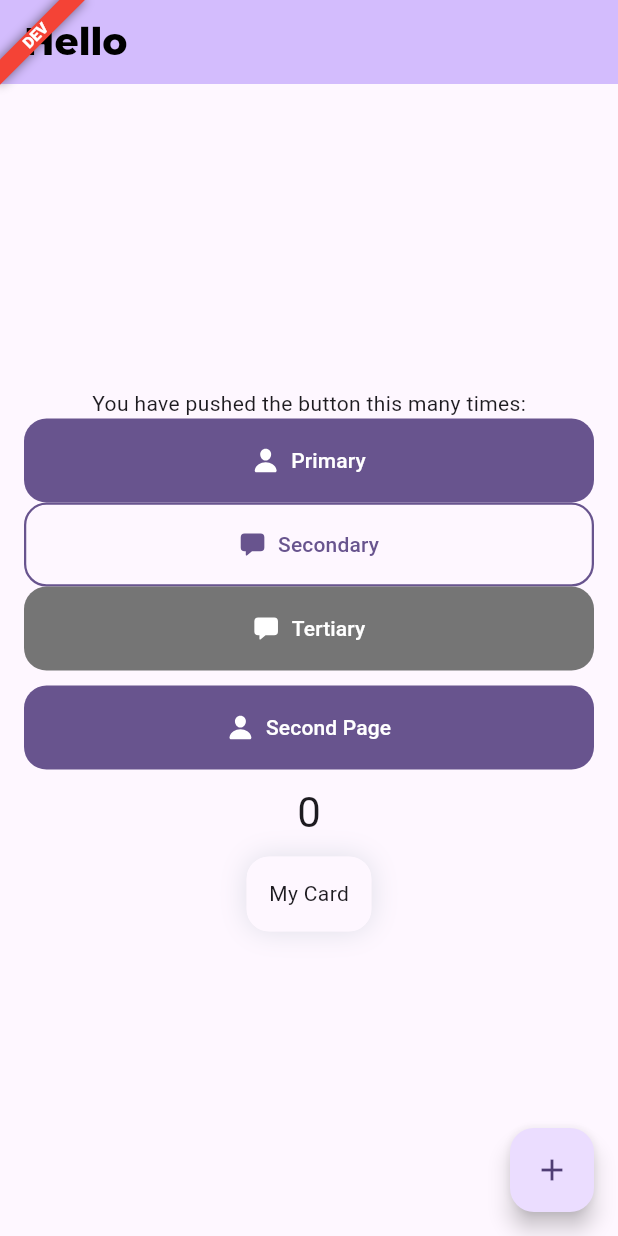
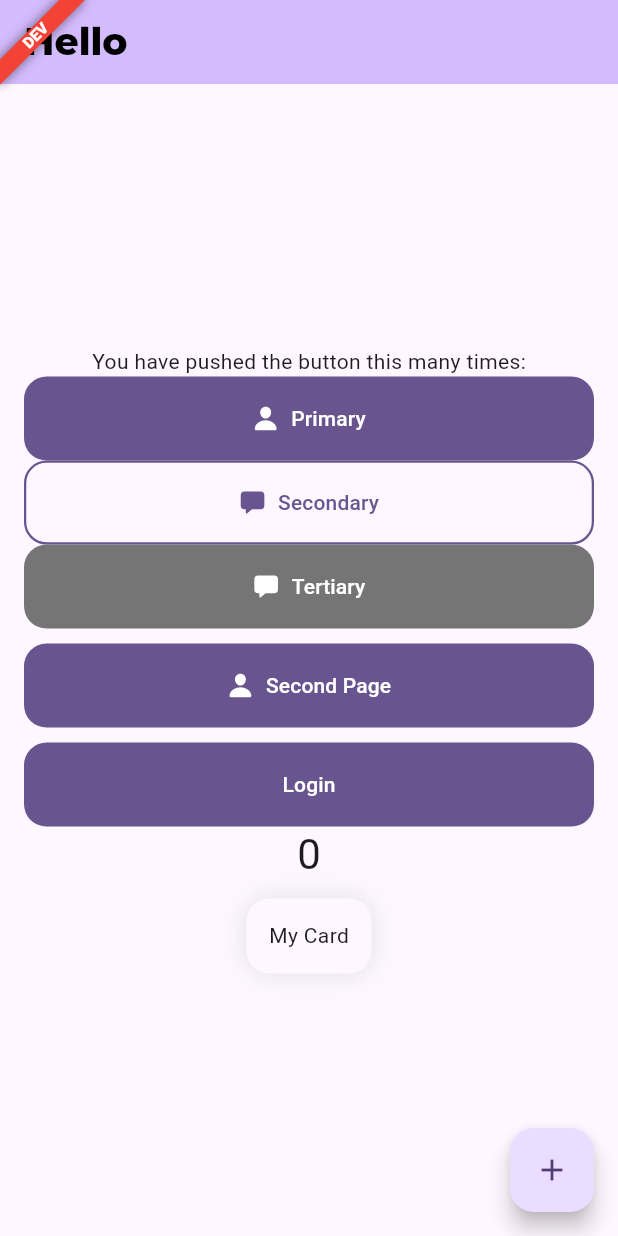
Before and after one commit to nivla360/flutter_utils, a Flutter app: the screen it shows after launch, on a phone screen of 412 x 824 dp. Run offline on Flutter 3.47's test engine with Material 3 defaults, Android fonts, the phone set to English and light mode, and no system bars; drawn by our look-alikes of flutter_styled_toast; our stand-ins replace flutter_animate, flutter_screenutil, flutter_spinkit, get_it, go_router, google_fonts and 4 more.

Commit message:
ref custom text button

```diff
--- a/example/lib/main.dart
+++ b/example/lib/main.dart
@@ -132,7 +132,7 @@ class MyHomePage extends StatelessView<HomeController> {
               }, label: "Secondary",icon: Ionicons.chatbox),
               CustomTextButton.tertiary(onTap: controller.showDialog, label: "Tertiary",icon: Ionicons.chatbox),
               CustomTextButton(onTap: controller.nextPage, label: "Second Page",icon: Ionicons.person,).paddingSymmetric(vertical: 10),
-
+              CustomTextButton(onTap: (){}, label: 'Login'),
               ReactiveWidget<HomeController>(builder: (context,controller)=>Text(
                 '${controller.counter}',
                 style: Theme.of(context).textTheme.headlineMedium,
--- a/lib/widgets/src/custom_text_button.dart
+++ b/lib/widgets/src/custom_text_button.dart
@@ -1,3 +1,4 @@
+import 'package:flutter/foundation.dart';
 import 'package:flutter/material.dart';
 import 'package:flutter_utils/extensions/extensions.dart';
 
@@ -10,12 +11,16 @@ class CustomTextButton extends StatelessWidget {
   final String label;
   final Color? color;
   final IconData? icon;
+  final BorderRadiusGeometry? borderRadius;
+  final EdgeInsets? padding;
   final VoidCallback? onTap;
 
   const CustomTextButton(
       {required this.onTap,
       this.color,
       required this.label,
+        this.padding,
+        this.borderRadius,
       this.icon,
       Key? key})
       : _buttonType = _ButtonType.primary,
@@ -25,6 +30,8 @@ class CustomTextButton extends StatelessWidget {
       {required this.onTap,
       this.color,
       required this.label,
+        this.padding,
+        this.borderRadius,
       this.icon,
       Key? key})
       : _buttonType = _ButtonType.secondary,
@@ -35,6 +42,8 @@ class CustomTextButton extends StatelessWidget {
       this.color,
       this.icon,
       required this.label,
+        this.padding,
+        this.borderRadius,
       Key? key})
       : _buttonType = _ButtonType.tertiary,
         super(key: key);
@@ -44,6 +53,7 @@ class CustomTextButton extends StatelessWidget {
 
     final isSecondary = _buttonType == _ButtonType.secondary;
     final isTertiary = _buttonType == _ButtonType.tertiary;
+    final newPadding = padding ?? (kIsWeb && icon == null ? const EdgeInsets.symmetric(vertical: 19) :  const EdgeInsets.all(18));
     final textStyle = TextStyle(
         color: isSecondary
             ? (color ?? context.theme.primaryColor)
@@ -59,9 +69,9 @@ class CustomTextButton extends StatelessWidget {
                 (isTertiary
                     ? Colors.grey.shade600
                     : context.theme.primaryColor)),
-        padding: const EdgeInsets.all(18),
+        padding: newPadding,
         shape: RoundedRectangleBorder(
-          borderRadius: borderRadiusFifteen,
+          borderRadius: borderRadius ?? borderRadiusFifteen,
         ),
         side: isSecondary
             ? BorderSide(color: color ?? context.theme.primaryColor, width: 1.5)
```
